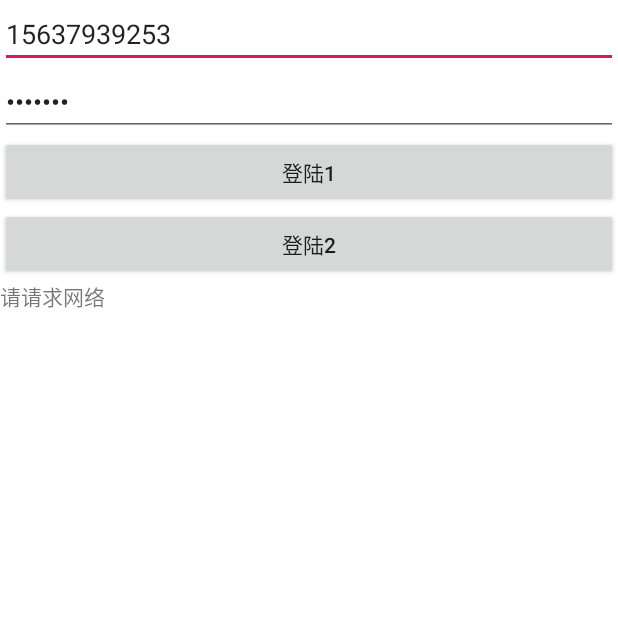
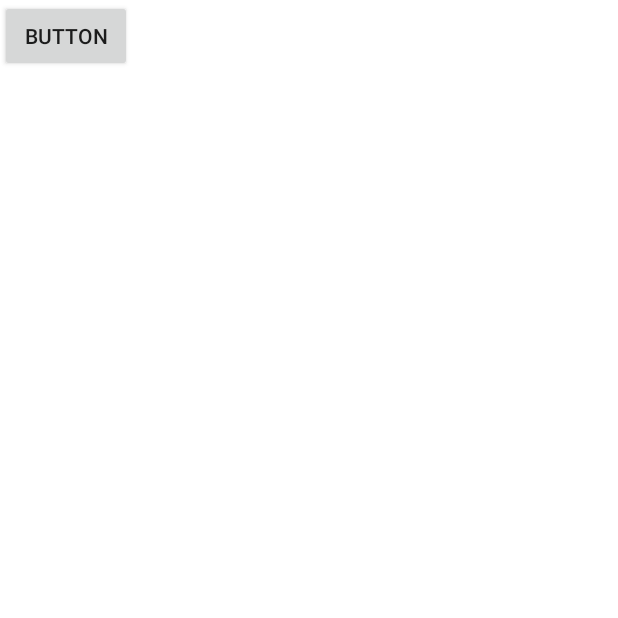
Before and after one commit to androidlixiang/AndroidMvpDemo, an Android app: the screen it shows after launch (MainActivity before the commit, SecondActivity after it), after a tap on "登陆1", on a phone screen of 412 x 824 dp, the top half of it. Run offline under Robolectric (Android 15) with nearby library versions, the phone set to English and light mode, and no system bars; our stand-ins replace ButterKnife, EventBus, RxJava; libraries missing offline, so code that uses them is left out: com.alibaba.android, com.scwang.smartrefresh; 5 statements that could not run were skipped.

Commit message:
模拟登陆接口

```diff
--- a/app/src/main/AndroidManifest.xml
+++ b/app/src/main/AndroidManifest.xml
@@ -19,6 +19,7 @@
                 <category android:name="android.intent.category.LAUNCHER" />
             </intent-filter>
         </activity>
+        <activity android:name=".SecondActivity"/>
     </application>
 
 </manifest>
--- a/app/src/main/java/com/lixiang/androidmvpdemp/MainActivity.java
+++ b/app/src/main/java/com/lixiang/androidmvpdemp/MainActivity.java
@@ -1,11 +1,11 @@
 package com.lixiang.androidmvpdemp;
 
+import android.content.Intent;
 import android.view.View;
 import android.widget.Button;
 import android.widget.EditText;
 import android.widget.TextView;
 
-import com.lixiang.androidmvpdemp.login.LogBean;
 import com.lixiang.androidmvpdemp.login.LogPresent;
 import com.lixiang.androidmvpdemp.login.LoginCon;
 import com.lixiang.androidmvpdemp.login.UserBean;
@@ -40,9 +40,6 @@ public class MainActivity extends BaseMVPActivity<LogPresent> implements LoginCo
 
     @Override
     protected void initView() {
-//        tvAa=findViewById(R.id.tv_aa);
-        TestDialog testDialog=new TestDialog();
-        testDialog.show(getSupportFragmentManager(), "");
     }
 
 
@@ -50,7 +47,7 @@ public class MainActivity extends BaseMVPActivity<LogPresent> implements LoginCo
     public void loginSuccess(UserBean userBean) {
         tvContent.setText(userBean.toString());
 
-        TestDialog testDialog=new TestDialog();
+        TestDialog testDialog = new TestDialog();
         testDialog.show(getSupportFragmentManager(), "");
     }
 
@@ -59,11 +56,15 @@ public class MainActivity extends BaseMVPActivity<LogPresent> implements LoginCo
     public void onViewClicked(View view) {
         tvContent.setText("请请求网络");
 
+
         String name = etName.getText().toString();
         String paw = etPasww.getText().toString();
         switch (view.getId()) {
             case R.id.button1:
-                mPresenter.login(new LogBean(name, paw));
+//                mPresenter.login(new LogBean(name, paw));
+//                ARouter.getInstance().build("/activity/second").navigation();
+
+                startActivity(new Intent(mContext,SecondActivity.class));
                 break;
             case R.id.button2:
                 mPresenter.login1(name, paw);
--- /dev/null
+++ b/app/src/main/java/com/lixiang/androidmvpdemp/SecondActivity.java
@@ -0,0 +1,36 @@
+package com.lixiang.androidmvpdemp;
+
+import android.widget.Button;
+
+import com.alibaba.android.arouter.facade.annotation.Route;
+import com.xing.commonbase.base.BaseMVPActivity;
+import com.xing.commonbase.base.IPresenter;
+
+import butterknife.BindView;
+import butterknife.OnClick;
+
+@Route(path = "/activity/second")
+public class SecondActivity extends BaseMVPActivity {
+    @BindView(R.id.button)
+    Button button;
+
+    @Override
+    protected int getLayoutResId() {
+        return R.layout.activity_second;
+    }
+
+    @Override
+    protected void initView() {
+
+    }
+
+    @Override
+    protected IPresenter createPresenter() {
+        return null;
+    }
+
+
+    @OnClick(R.id.button)
+    public void onViewClicked() {
+    }
+}
--- /dev/null
+++ b/app/src/main/res/layout/activity_second.xml
@@ -0,0 +1,15 @@
+<?xml version="1.0" encoding="utf-8"?>
+<android.support.constraint.ConstraintLayout
+    xmlns:android="http://schemas.android.com/apk/res/android"
+    xmlns:tools="http://schemas.android.com/tools"
+    android:layout_width="match_parent"
+    android:layout_height="match_parent">
+
+    <Button
+        android:id="@+id/button"
+        android:layout_width="wrap_content"
+        android:layout_height="wrap_content"
+        android:text="Button"
+        tools:layout_editor_absoluteX="38dp"
+        tools:layout_editor_absoluteY="178dp" />
+</android.support.constraint.ConstraintLayout>
--- a/common/src/main/java/com/xing/commonbase/base/BaseDialogFragment.java
+++ b/common/src/main/java/com/xing/commonbase/base/BaseDialogFragment.java
@@ -42,7 +42,7 @@ public abstract class BaseDialogFragment extends DialogFragment {
     /**
      * 更改dialog大小,样式，已经点击是否消失等
      *
-     * @param windowParams
+     * @param window
      * @return
      */
     protected WindowManager.LayoutParams changeStyle(Window window) {
--- a/common/src/main/java/com/xing/commonbase/util/DensityUtil.java
+++ b/common/src/main/java/com/xing/commonbase/util/DensityUtil.java
@@ -2,6 +2,8 @@ package com.xing.commonbase.util;
 
 import android.content.Context;
 import android.util.TypedValue;
+
+import com.xing.commonbase.base.BaseApplication;
 
 /**
  * dp,px 相互转化工具类
@@ -15,9 +17,9 @@ public class DensityUtil {
     /**
      * dp转px
      */
-    public static int dp2px(Context context, float dpVal) {
+    public static int dp2px(float dpVal) {
         return (int) TypedValue.applyDimension(TypedValue.COMPLEX_UNIT_DIP,
-                dpVal, context.getResources().getDisplayMetrics());
+                dpVal, BaseApplication.application.getResources().getDisplayMetrics());
     }
 
     /**
--- a/common/src/main/res/values-v19/dimens.xml
+++ /dev/null
@@ -1,4 +0,0 @@
-<?xml version="1.0" encoding="utf-8"?>
-<resources>
-    <dimen name="statusbar_view_height">25dp</dimen>
-</resources>
--- a/common/src/main/res/values/dimens.xml
+++ b/common/src/main/res/values/dimens.xml
@@ -1,4 +1,3 @@
 <?xml version="1.0" encoding="utf-8"?>
 <resources>
-    <dimen name="statusbar_view_height">0dp</dimen>
 </resources>
```
Also changed, not shown: app/src/main/java/com/lixiang/androidmvpdemp/TestDialog.java (+12 -1 lines), common/src/main/java/com/xing/commonbase/util/ToastUtil.java (+25 -18 lines), common/src/main/res/values/strings.xml (+0 -7 lines).
